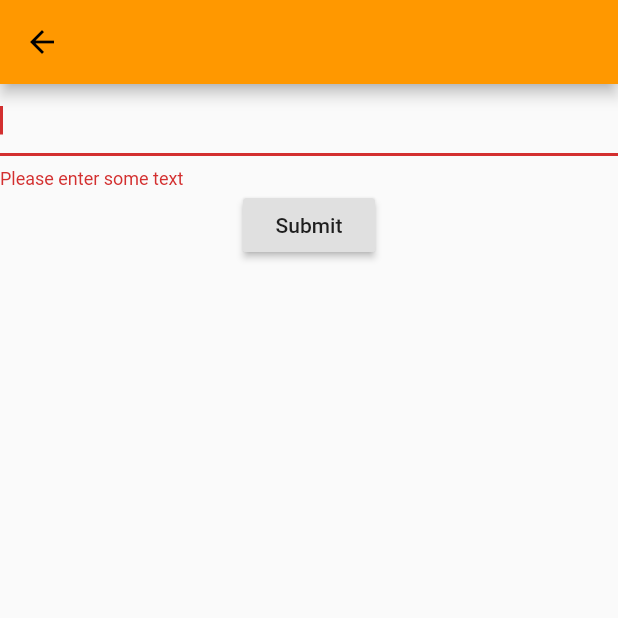
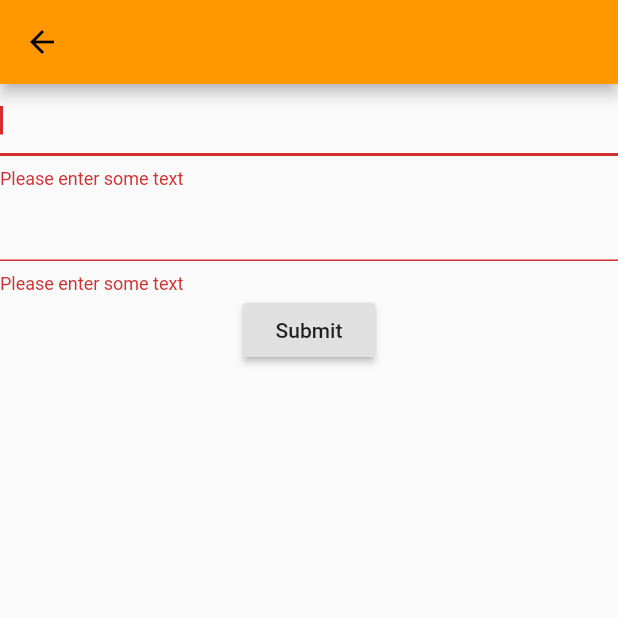
Before and after one commit to adimit/elqeqe, a Flutter app: the EditNoteForm screen opened directly, after a tap on "Submit", on a phone screen of 412 x 824 dp, the top half of it. Run offline on Flutter 3.47's test engine with Material 2 defaults, Android fonts, the phone set to English and light mode, and no system bars; our stand-ins replace flutter_datetime_picker, sqflite, timeago; accounts and stored records are empty.

Commit message:
Add datepicker

```diff
--- a/lib/main.dart
+++ b/lib/main.dart
@@ -2,6 +2,7 @@ import 'dart:async';
 import 'dart:math';
 import 'package:timeago/timeago.dart' as timeago;
 
+import 'package:flutter_datetime_picker/flutter_datetime_picker.dart';
 import 'package:path/path.dart';
 import 'package:sqflite/sqflite.dart';
 
@@ -42,7 +43,7 @@ void main() async {
 }
 
 class EditNoteForm extends StatefulWidget {
-  final void Function(String) saveValue;
+  final void Function(String, DateTime) saveValue;
 
   EditNoteForm({this.saveValue});
   @override
@@ -52,7 +53,8 @@ class EditNoteForm extends StatefulWidget {
 class EditNoteState extends State<EditNoteForm> {
   final _formKey = GlobalKey<FormState>();
   final _noteEditingController = TextEditingController();
-  final void Function(String) saveValue;
+  final _dateEditingController = TextEditingController();
+  final void Function(String, DateTime) saveValue;
 
   EditNoteState({this.saveValue});
 
@@ -78,10 +80,25 @@ class EditNoteState extends State<EditNoteForm> {
                 return null;
               },
             ),
+            TextFormField(
+              controller: _dateEditingController,
+              validator: (value) {
+                if (value.isEmpty) {
+                  return 'Please enter some text';
+                }
+                return null;
+              },
+              onTap: () {
+                DatePicker.showDateTimePicker(context,
+                    currentTime: DateTime.now(), onConfirm: (date) {
+                  _dateEditingController.text = date.toString();
+                });
+              },
+            ),
             RaisedButton(
                 onPressed: () {
                   if (_formKey.currentState.validate()) {
-                    saveValue(_noteEditingController.text);
+                    saveValue(_noteEditingController.text, DateTime.parse(_dateEditingController.text));
                     Navigator.of(context).pop();
                   }
                 },
@@ -113,7 +130,7 @@ class MyHomePage extends StatefulWidget {
   _MyHomePageState createState() => _MyHomePageState(database: database);
 }
 
-Route _createRoute(void Function(String) saveValue) => PageRouteBuilder(
+Route _createRoute(void Function(String, DateTime) saveValue) => PageRouteBuilder(
     pageBuilder: (context, animation, secondaryAnimation) =>
         EditNoteForm(saveValue: saveValue),
     transitionsBuilder: (context, animation, secondaryAnimation, child) {
@@ -186,10 +203,10 @@ class _MyHomePageState extends State<MyHomePage> {
           }),
       floatingActionButton: FloatingActionButton(
         onPressed: () {
-          Navigator.of(context).push(_createRoute((value) async {
+          Navigator.of(context).push(_createRoute((textValue, date) async {
             await _insertNote(NotePartial(
-                text: value,
-                localTimestamp: DateTime.now().millisecondsSinceEpoch));
+                text: textValue,
+                localTimestamp: date.millisecondsSinceEpoch));
             _replayState();
           }));
         },
--- a/pubspec.yaml
+++ b/pubspec.yaml
@@ -22,6 +22,7 @@ dependencies:
   sqflite:
   path:
   timeago:
+  flutter_datetime_picker:
 
   # The following adds the Cupertino Icons font to your application.
   # Use with the CupertinoIcons class for iOS style icons.
```
Also changed, not shown: pubspec.lock.
